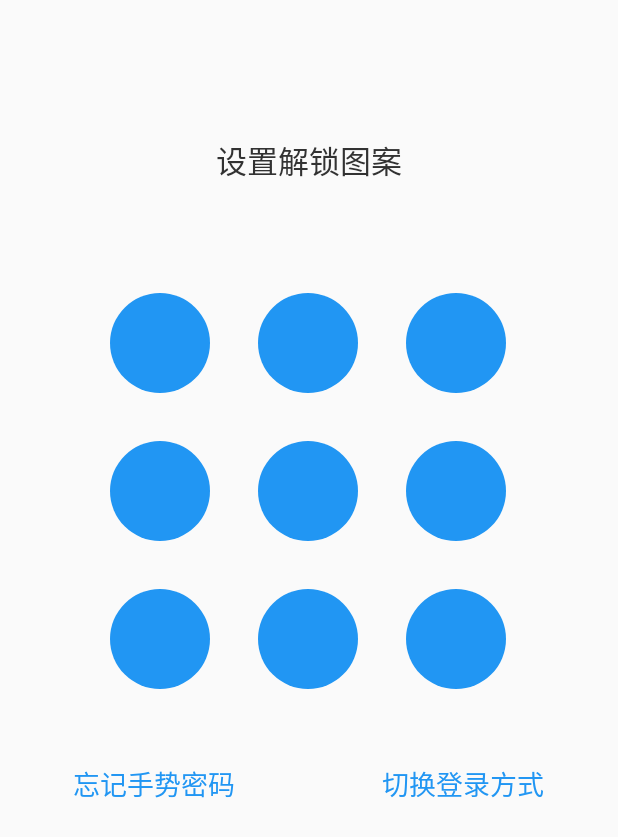
After one commit to kitcheehong/HelpEO, an Android app: the PatternSettingActivity screen opened directly, with no data from a screen before it, on a phone screen of 412 x 824 dp. The commit adds this screen. Shown: the top 837 px of the screen. Run offline under Robolectric (Android 15) with nearby library versions, the phone set to English and light mode, and no system bars; our stand-ins replace ButterKnife; network calls fail.

Commit message:
【update】添加手势解锁

```diff
--- a/app/src/main/AndroidManifest.xml
+++ b/app/src/main/AndroidManifest.xml
@@ -42,6 +42,8 @@
             android:theme="@style/Translucent"/>
 
         <activity android:name=".testRxJava.RxJavaTextActivity"/>
+        <activity android:name=".PatternSettingActivity"/>
+        <activity android:name=".PatternCheckActivity"/>
     </application>
 
 </manifest>
--- a/app/src/main/java/com/kitchee/app/helpeo/MainActivity.kt
+++ b/app/src/main/java/com/kitchee/app/helpeo/MainActivity.kt
@@ -127,7 +127,7 @@ class MainActivity : BaseActivity() {
                     .show();}
 
         editText?.setOnClickListener{
-            val intent = Intent(this@MainActivity, SearchActivity::class.java)
+            val intent = Intent(this@MainActivity, PatternSettingActivity::class.java)
             val location = IntArray(2)
             editText.getLocationOnScreen(location)
             intent.putExtra("x", location[0])
--- /dev/null
+++ b/app/src/main/java/com/kitchee/app/helpeo/PatternSettingActivity.java
@@ -0,0 +1,30 @@
+package com.kitchee.app.helpeo;
+
+import android.os.Bundle;
+import android.support.annotation.Nullable;
+import android.support.v7.app.AppCompatActivity;
+import android.widget.TextView;
+
+import com.kitchee.app.helpeo.view.GustureLockView;
+
+import butterknife.BindView;
+import butterknife.ButterKnife;
+
+/**
+ * Created by kitchee on 2018/6/28.
+ * desc : 手势图案设置页面
+ */
+
+public class PatternSettingActivity extends AppCompatActivity {
+    @BindView(R.id.gusture_lock_view)
+    GustureLockView gustureLockView;
+    @BindView(R.id.text)
+    TextView textView;
+
+    @Override
+    protected void onCreate(@Nullable Bundle savedInstanceState) {
+        super.onCreate(savedInstanceState);
+        setContentView(R.layout.activity_pattern_setting);
+        ButterKnife.bind(this);
+    }
+}
--- /dev/null
+++ b/app/src/main/java/com/kitchee/app/helpeo/bean/CircleBean.java
@@ -0,0 +1,29 @@
+package com.kitchee.app.helpeo.bean;
+
+/**
+ * Created by kitchee on 2018/6/28.
+ * desc : 圆圈的属性
+ */
+
+public class CircleBean {
+
+    public int id;
+    public float x;
+    public float y;
+    public float radius;
+    public boolean isSelect;
+
+    public CircleBean(int id, float x, float y, int radius ) {
+        this.id = id;
+        this.x = x;
+        this.y = y;
+        this.radius = radius;
+    }
+
+
+    public boolean legal(float x , float y){
+        float dx = this.x - x;
+        float dy = this.y - y;
+        return Math.sqrt((dx * dx + dy * dy)) <= radius;
+    }
+}
--- /dev/null
+++ b/app/src/main/java/com/kitchee/app/helpeo/view/GustureLockView.java
@@ -0,0 +1,214 @@
+package com.kitchee.app.helpeo.view;
+
+import android.content.Context;
+import android.content.res.TypedArray;
+import android.graphics.Canvas;
+import android.graphics.Color;
+import android.graphics.Paint;
+import android.graphics.Path;
+import android.support.annotation.Nullable;
+import android.util.AttributeSet;
+import android.util.DisplayMetrics;
+import android.util.TypedValue;
+import android.view.MotionEvent;
+import android.view.View;
+
+import com.kitchee.app.helpeo.R;
+import com.kitchee.app.helpeo.appCommon.Config;
+import com.kitchee.app.helpeo.bean.CircleBean;
+
+import java.util.ArrayList;
+import java.util.List;
+
+/**
+ * Created by kitchee on 2018/6/28.
+ * desc : 手势解锁控件
+ */
+
+public class GustureLockView extends View {
+
+    // 控件宽，高
+    private int mWidth;
+    private int mHeight;
+
+    // 绘制相关
+    private Paint circlePaint;
+    private Paint pathPaint;
+    private Paint outerCirclePaint;
+    private Path mPath;// 用户绘制的线条
+    private Path temPath;// 记录用户以前绘制过的线条
+
+
+
+    private int radius = 50;
+
+    // 存储的圆圈列表数据
+    private List circleList;
+    // 存储划线后的圆圈列表数据
+    private List hitCircleList;
+
+    // 自定义属性
+    private int normalColor;
+    private int selectColor;
+    private int currentColor;
+    private int wrongColor;
+    private int lineWidth;
+
+    // 触摸相关
+    private float startX; // 上一个节点的X坐标
+    private float startY; // 上一个节点的Y坐标
+    private boolean isUnlocking; // 是否正在解锁（手指落下时是否刚好在一个节点上）
+
+    public GustureLockView(Context context) {
+        this(context,null);
+    }
+
+    public GustureLockView(Context context, @Nullable AttributeSet attrs) {
+        this(context, attrs,0);
+    }
+
+    public GustureLockView(Context context, @Nullable AttributeSet attrs, int defStyleAttr) {
+        super(context, attrs, defStyleAttr);
+        // 根据属性初始化
+        initAttrs(attrs);
+        // 初始化画笔
+        initPaint();
+
+    }
+
+    private void initData() {
+        int width;
+        circleList = new ArrayList();
+        if(mWidth > mHeight){
+            width = mHeight;
+        }else{
+            width = mWidth;
+        }
+        for (int i = 0 ; i < 9; i++){
+            float x = width / 3 / 2 + (width / 3) * (i % 3);
+            float y = width / 3 / 2 + (width / 3) * (i / 3);
+            CircleBean circleBean = new CircleBean(i+1,x,y,radius);
+            circleList.add(circleBean);
+        }
+        hitCircleList = new ArrayList();
+    }
+
+    private void initPaint() {
+
+        circlePaint = new Paint();
+        circlePaint.setColor(normalColor);
+        circlePaint.setAntiAlias(true);
+
+        outerCirclePaint = new Paint();
+        outerCirclePaint.setColor(selectColor);
+        outerCirclePaint.setAntiAlias(true);
+
+        pathPaint = new Paint();
+        pathPaint.setColor(selectColor);
+        pathPaint.setAntiAlias(true);//设置防锯齿
+        pathPaint.setDither(true);//设置防抖动
+        pathPaint.setStyle(Paint.Style.STROKE);
+        pathPaint.setStrokeCap(Paint.Cap.ROUND);//设置画笔笔触风格
+        pathPaint.setStrokeJoin(Paint.Join.ROUND);//设置接合处的形态
+        pathPaint.setStrokeWidth(lineWidth);
+        mPath = new Path();
+        temPath = new Path();
+    }
+
+    private void initAttrs(AttributeSet attrs) {
+        if (attrs != null){
+            TypedArray array = getContext().obtainStyledAttributes(attrs, R.styleable.GustureLockView);
+            normalColor = array.getColor(R.styleable.GustureLockView_normalColor, Config.defaultNormalColor);
+            selectColor = array.getColor(R.styleable.GustureLockView_selectColor, Config.defaultSelectColor);
+            currentColor = array.getColor(R.styleable.GustureLockView_correctColor,Config.defaultCurrectColor);
+            wrongColor = array.getColor(R.styleable.GustureLockView_wrongColor,Config.defaultWrongColor);
+            lineWidth = (int) TypedValue.applyDimension(TypedValue.COMPLEX_UNIT_DIP, R.styleable.GustureLockView_lineWidth, getResources().getDisplayMetrics());
+            array.recycle();
+        }
+    }
+
+    @Override
+    protected void onMeasure(int widthMeasureSpec, int heightMeasureSpec) {
+        int a = Math.min(widthMeasureSpec,heightMeasureSpec);
+        super.onMeasure(a, a);
+        // 获取到控件的宽高属性值
+        mWidth = getMeasuredWidth();
+        mHeight = getMeasuredHeight();
+
+    }
+
+    @Override
+    protected void onLayout(boolean changed, int left, int top, int right, int bottom) {
+        super.onLayout(changed, left, top, right, bottom);
+        // 初始化圆圈数据
+        initData();
+    }
+
+    @Override
+    protected void onDraw(Canvas canvas) {
+        super.onDraw(canvas);
+        for (int i = 0 ; i < circleList.size(); i++){
+            CircleBean circleBean = (CircleBean) circleList.get(i);
+            canvas.drawCircle(circleBean.x,circleBean.y,circleBean.radius,circlePaint);
+        }
+
+        canvas.drawPath(mPath,pathPaint);
+    }
+
+    @Override
+    public boolean onTouchEvent(MotionEvent event) {
+        float currX = event.getX();
+        float currY = event.getY();
+        CircleBean circleBean = null;
+        for (int i = 0 ; i < circleList.size();i++){
+            circleBean = (CircleBean) circleList.get(i);
+            if(circleBean.legal(currX,currY)){
+                break;
+            }
+        }
+
+        switch (event.getAction()){
+            case MotionEvent.ACTION_DOWN:
+                if(circleBean != null){
+                    startY = circleBean.y;
+                    startX = circleBean.x;
+                    circleBean.isSelect = true;
+                    hitCircleList.add(circleBean);
+                    mPath.moveTo(startX,startY);
+                    temPath.moveTo(startX,startY);
+                    isUnlocking = true;
+                }
+                break;
+            case MotionEvent.ACTION_MOVE:
+                if(isUnlocking){
+                    //
+                    mPath.reset();//为什么要重置？
+                    mPath.addPath(temPath);
+                    mPath.moveTo(startX,startY);
+                    mPath.lineTo(event.getX(),event.getY());
+                    if(circleBean != null){
+                        startX = circleBean.x;
+                        startY = circleBean.y;
+                        circleBean.isSelect = true;
+                        temPath.lineTo(startX,startY);
+                        hitCircleList.add(circleBean);
+
+                    }
+                }
+                break;
+            case MotionEvent.ACTION_UP:
+                isUnlocking = false;
+                if (hitCircleList.size() > 0){
+                    mPath.reset();
+                    mPath.addPath(temPath);
+
+                }
+                break;
+
+
+        }
+        invalidate();
+        return true;
+
+    }
+}
--- /dev/null
+++ b/app/src/main/res/layout/activity_pattern_setting.xml
@@ -0,0 +1,61 @@
+<?xml version="1.0" encoding="utf-8"?>
+<LinearLayout xmlns:android="http://schemas.android.com/apk/res/android"
+    android:layout_width="match_parent"
+    android:layout_height="match_parent"
+    xmlns:app="http://schemas.android.com/apk/res-auto"
+    android:orientation="vertical">
+
+    <TextView
+        android:id="@+id/text"
+        android:layout_width="wrap_content"
+        android:layout_height="wrap_content"
+        android:textSize="18sp"
+        android:textColor="#323232"
+        android:text="设置解锁图案"
+        android:layout_gravity="center"
+        android:layout_marginTop="80dp"
+        />
+
+    <com.kitchee.app.helpeo.view.GustureLockView
+        android:id="@+id/gusture_lock_view"
+        android:layout_width="match_parent"
+        android:layout_height="match_parent"
+        android:layout_marginTop="50dp"
+        android:layout_marginLeft="50dp"
+        android:layout_marginRight="50dp"
+        app:lineWidth="2dp"
+        app:normalColor="#2196f3"
+        app:correctColor="#3fffb3"
+        app:selectColor="#3f51b3"
+        app:wrongColor="#f21242"
+        />
+
+    <LinearLayout
+        android:layout_width="match_parent"
+        android:layout_height="80dp"
+        android:orientation="horizontal"
+        >
+        <TextView
+            android:layout_width="0dp"
+            android:layout_height="match_parent"
+            android:layout_weight="1"
+            android:text="忘记手势密码"
+            android:textSize="16sp"
+            android:textColor="#2196f3"
+            android:gravity="center"
+            />
+        <TextView
+            android:layout_width="0dp"
+            android:layout_height="match_parent"
+            android:layout_weight="1"
+            android:text="切换登录方式"
+            android:textSize="16sp"
+            android:textColor="#2196f3"
+            android:gravity="center"
+            />
+
+    </LinearLayout>
+
+
+
+</LinearLayout>
```
Also changed, not shown: app/src/main/java/com/kitchee/app/helpeo/PatternCheckActivity.java (added, +11 -0 lines), app/src/main/java/com/kitchee/app/helpeo/appCommon/Config.java (added, +17 -0 lines), app/src/main/res/values/attrs.xml (added, +19 -0 lines).
